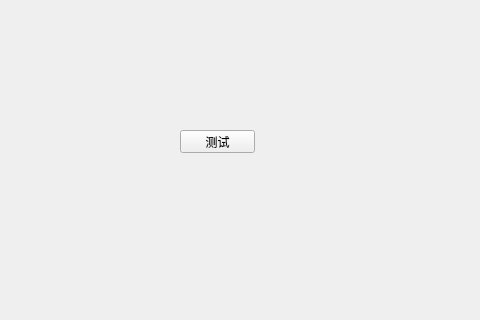
This is ui_demo_01_designer/firstMainWin.ui in Danielswp/PyQtStarter as Qt 5 draws it before an edit; both pictures show x 0 to 480 and y 0 to 320 of the 800 by 600 pixel window. The edited form follows.
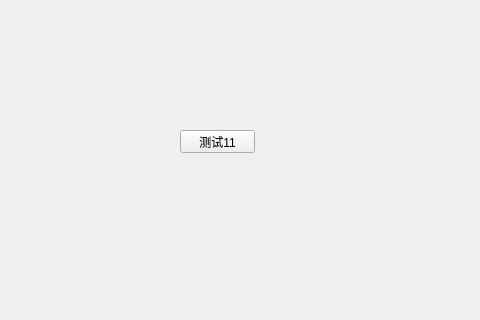
This is the edited form.

```diff
--- a/ui_demo_01_designer/firstMainWin.ui
+++ b/ui_demo_01_designer/firstMainWin.ui
@@ -24,7 +24,7 @@
      </rect>
     </property>
     <property name="text">
-     <string>测试</string>
+     <string>测试11</string>
     </property>
    </widget>
   </widget>
```
